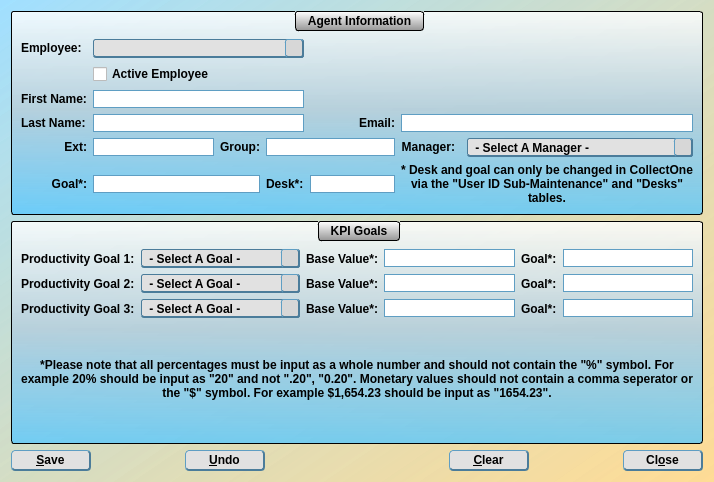
First picture: the form in Ui_Files/agent_maintenance.ui, repository jakesb27/Manager_KPI_Tracker, before the edit.
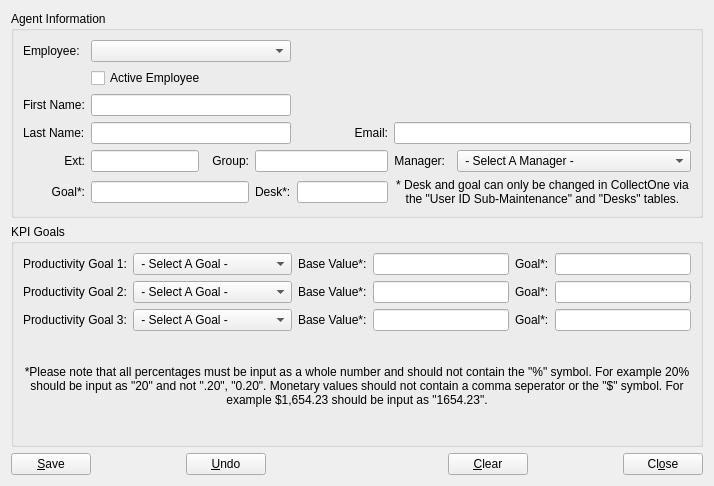
Second picture: the form after the edit. Icons and pictures are not drawn.

Commit message: added email distribution lists and changed set style functions.

```diff
--- a/Ui_Files/agent_maintenance.ui
+++ b/Ui_Files/agent_maintenance.ui
@@ -17,212 +17,6 @@
    <iconset resource="../main_images.qrc">
     <normaloff>:/logos/Images/Meduit_logo.ico</normaloff>:/logos/Images/Meduit_logo.ico</iconset>
   </property>
-  <property name="styleSheet">
-   <string notr="true">QMainWindow{
-	background-color: qlineargradient(spread:pad, x1:1, y1:1, x2:0, y2:0.011, stop:0 rgba(255, 218, 144, 200), stop:1 rgba(129, 213, 255, 126));
-}
-QDialog{
-	background-color: qlineargradient(spread:pad, x1:1, y1:1, x2:0, y2:0.011, stop:0 rgba(255, 218, 144, 200), stop:1 rgba(129, 213, 255, 126));
-}
-QWidget{
-	font: 11pt &quot;Corbel&quot;;
-	font-weight: bold;
-}
-QPlainTextEdit{
-	border: 1px solid black;
-	font: 10pt &quot;MS Shell Dlg 2&quot;;
-}
-QDateEdit{
-	background-color: rgb(223, 223, 223);
-	border: 1px solid rgb(95, 158, 195);
-	font: 10pt &quot;MS Shell Dlg 2&quot;;
-	border-bottom: 2px solid rgb(75, 124, 154);
-	border-top: 1px solid rgb(95, 158, 195);
-	border-right: 2px solid rgb(75, 124, 154);
-	border-left: 1px solid rgb(95, 158, 195);
-	border-radius: 3px;
-	padding-left: 3px;
-	padding-right: 3px;
-	background-color: rgb(225, 225, 225);
-}
-QDateEdit::drop-down{
-	background-color: rgb(215, 215, 215);
-	border-bottom: 2px solid rgb(75, 124, 154);
-	border-top: 1px solid rgb(95, 158, 195);
-	border-right: 2px solid rgb(75, 124, 154);
-	border-left: 1px solid rgb(95, 158, 195);
-	border-radius: 3px;
-	subcontrol-origin: margin;
-	width: 18px;
-}
-QDateEdit::down-arrow{
-	image: url(:/arrows/Images/arrow-dwn.png);
-	width: 14 px;
-	height:14 px;
-}
-QGroupBox{
-	background-color: qlineargradient(spread:pad, x1:0.5, y1:0, x2:0.5, y2:1, stop:0 rgba(255, 255, 255, 209), stop:0.485876 rgba(181, 207, 220, 239), stop:1 rgba(85, 199, 255, 196));
-	border: 1px solid black;
-	border-radius: 3px;
-	margin-top: 1ex;
-	padding-top: 18;
-	font: 11pt &quot;Corbel&quot;;
-	font-weight: bold;
-}
-QGroupBox::title{
-	background-color: qlineargradient(spread:pad, x1:0.50035, y1:1, x2:0.5, y2:0, stop:0 rgba(151, 151, 151, 255), stop:1 rgba(255, 255, 255, 255));
-	border: 1px solid black;
-	border-radius: 3px;
-	padding: 2 10px;
-	subcontrol-origin: margin;
-	subcontrol-position: top;
-	font: 11pt &quot;Corbel&quot;;
-	font-weight: bold;
-}
-QLineEdit{
-	border: 1px solid rgb(95, 158, 195);
-	font: 10pt &quot;MS Shell Dlg 2&quot;;
-}
-QLineEdit[readOnly=&quot;true&quot;]{
-	background-color: rgb(200, 200, 200);
-	border: 1px solid rgb(95, 158, 195);
-	font: 10pt &quot;MS Shell Dlg 2&quot;;
-}
-QTextEdit{
-	font: 12pt &quot;Corbel&quot;;
-}
-QStatusBar{
-	font: 10pt &quot;MS Shell Dlg 2&quot;;
-}
-QPushButton{
-	border-bottom: 2px solid rgb(75, 124, 154);
-	border-top: 1px solid rgb(95, 158, 195);
-	border-right: 2px solid rgb(75, 124, 154);
-	border-left: 1px solid rgb(95, 158, 195);
-	border-radius: 4px;
-	padding: 2px;
-	padding-left: 13px;
-	padding-right: 13px;
-	background-color: rgb(225, 225, 225);
-	font: 11pt &quot;Corbel&quot;;
-	font-weight: bold;
-}
-QPushButton::hover{
-	border-bottom: 2px solid rgb(75, 124, 154);
-	border-top: 1px solid rgb(95, 158, 195);
-	border-right: 2px solid rgb(75, 124, 154);
-	border-left: 1px solid rgb(95, 158, 195);
-	border-radius: 4px;
-	padding: 2px;
-	padding-left: 13px;
-	padding-right: 13px;
-	background-color: rgb(215, 215, 215);
-	font: 11pt &quot;Corbel&quot;;
-	font-weight: bold;
-}
-QPushButton::pressed{
-	border-bottom: 1px solid rgb(75, 124, 154);
-	border-top: 2px solid rgb(95, 158, 195);
-	border-right: 1px solid rgb(75, 124, 154);
-	border-left: 2px solid rgb(95, 158, 195);
-	border-radius: 4px;
-	padding: 2px;
-	padding-left: 10px;
-	padding-right: 10px;
-	width: 80px;
-	background-color: rgb(225, 225, 225);
-	font: 11pt &quot;Corbel&quot;;
-	font-weight: bold;
-}
-QComboBox{
-	border-bottom: 2px solid rgb(75, 124, 154);
-	border-top: 1px solid rgb(75, 124, 154);
-	border-right: 1px solid rgb(75, 124, 154);
-	border-left: 1px solid rgb(75, 124, 154);
-	border-radius: 3px;
-	background-color: rgb(225, 225, 225);
-}
-QComboBox::drop-down{
-	background-color: rgb(215, 215, 215);
-	border-bottom: 2px solid rgb(75, 124, 154);
-	border-top: 1px solid rgb(95, 158, 195);
-	border-right: 2px solid rgb(75, 124, 154);
-	border-left: 1px solid rgb(95, 158, 195);
-	border-radius: 3px;
-	subcontrol-origin: margin;
-	width: 16px;
-}
-QComboBox::drop-down::hover{
-	background-color: rgb(205, 205, 205);
-	border-bottom: 2px solid rgb(75, 124, 154);
-	border-top: 1px solid rgb(95, 158, 195);
-	border-right: 2px solid rgb(75, 124, 154);
-	border-left: 1px solid rgb(95, 158, 195);
-	border-radius: 3px;
-	subcontrol-origin: margin;
-	width: 16px;
-}
-QComboBox::drop-down::pressed{
-	background-color: rgb(215, 215, 215);
-	border-bottom: 1px solid rgb(75, 124, 154);
-	border-top: 2px solid rgb(95, 158, 195);
-	border-right: 1px solid rgb(75, 124, 154);
-	border-left: 2px solid rgb(95, 158, 195);
-	border-radius: 3px;
-	subcontrol-origin: margin;
-	width: 16px;
-}
-QComboBox::down-arrow{
-	image: url(:/arrows/Images/arrow-dwn.png);
-	width: 14 px;
-	height:14 px;
-}
-QCalendarWidget QWidget#qt_calendar_navigationbar{
-	background-color: qlineargradient(spread:pad, x1:0.50035, y1:1, x2:0.5, y2:0, stop:0 rgba(151, 151, 151, 255), stop:1 rgba(255, 255, 255, 255));
-	border-top: 1px solid black;
-	border-left: 1px solid black;
-	border-right: 1px solid black;
-	border-top-left-radius: 3px;
-	border-top-right-radius: 3px;
-	font: 11pt &quot;Corbel&quot;;
-	font-weight: bold;
-}
-QCalendarWidget QToolButton{
-	color: rgb(0, 0, 0);
-  	icon-size: 20px, 20px;
-}
-QCalendarWidget QWidget#qt_calendar_prevmonth{
-	qproperty-icon: url(:/arrows/Images/arrow-left.png);
-}
-
-QCalendarWidget QWidget#qt_calendar_nextmonth{
-	qproperty-icon: url(:/arrows/Images/arrow-right.png);
-}
-QCalendarWidget QSpinBox{ 
-	font: 11pt &quot;Corbel&quot;;
-	font-weight: bold;
-}
-QCalendarWidget QMenu{
-	font: 11pt &quot;Corbel&quot;;
-	font-weight: bold;
-}
-QCalendarWidget QWidget{
-	alternate-background-color: rgb(234, 234, 234);
-}
-QCalendarWidget QAbstractItemView:enabled{
-	font: 12pt &quot;Corbel&quot;;
-	font-weight: bold;
-	background-color: rgb(214, 214, 214);
-  	selection-background-color: rgb(64, 64, 64);
-	selection-color: rgb(255, 255, 255);
-	border: 1px solid black;
-	border-bottom-left-radius: 3px;
-	border-bottom-right-radius: 3px;
-}
-QCalendarWidget QAbstractItemView:disabled{
-	color: rgb(64, 64, 64); 
-}</string>
-  </property>
   <layout class="QGridLayout" name="gridLayout_2">
    <item row="2" column="1" colspan="8">
     <widget class="QGroupBox" name="groupBox">
```
The commit also changes 20 other files.
